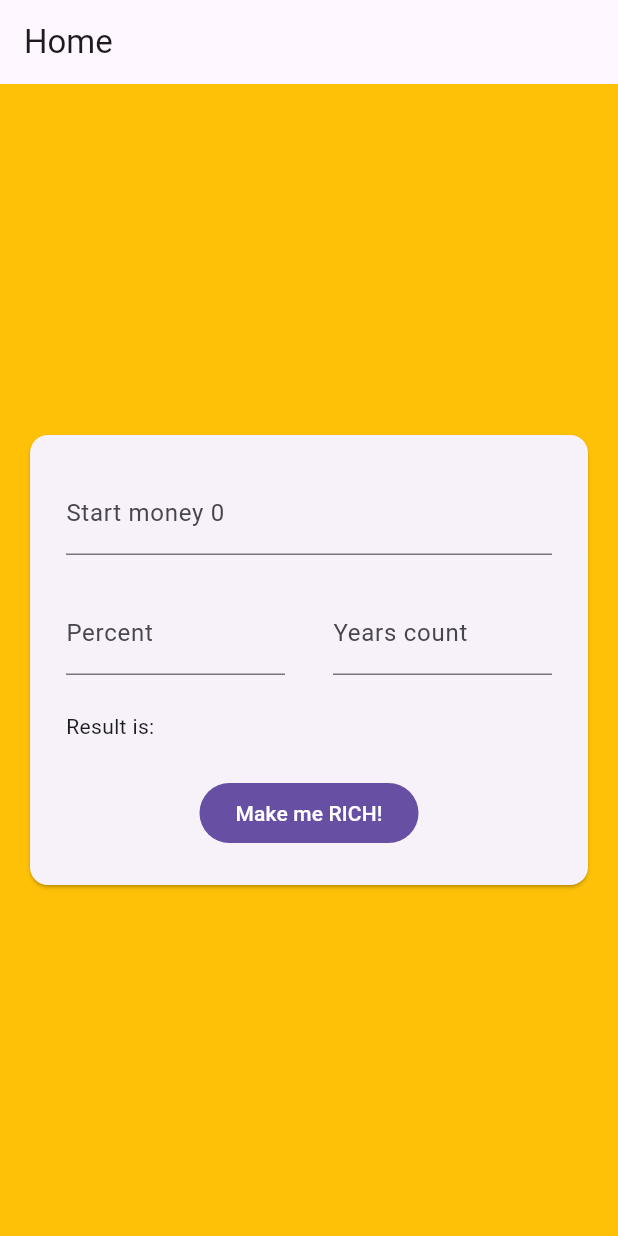
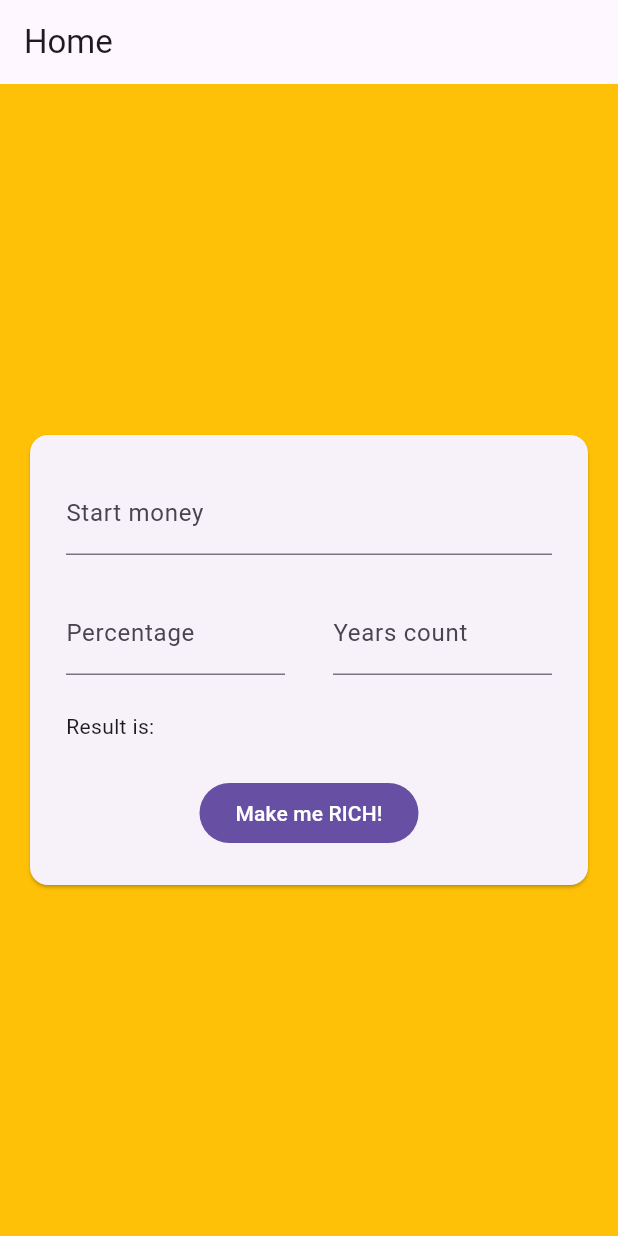
Before and after one commit to RomanAnchugov/RichCalculator, a Flutter app: the screen it shows after launch, on a phone screen of 412 x 824 dp. Run offline on Flutter 3.47's test engine with Material 3 defaults, Android fonts, the phone set to English and light mode, and no system bars; our stand-ins replace bloc, flutter_bloc, get_it.

Commit message:
Add Strings

```diff
--- a/lib/calculator/calculator.dart
+++ b/lib/calculator/calculator.dart
@@ -1,6 +1,8 @@
 import 'package:flutter/material.dart';
 import 'package:flutter_bloc/flutter_bloc.dart';
 import 'package:rich_calculator/calculator/bloc/calculator_cubit.dart';
+
+import '../strings/strings.dart';
 
 class Calculator extends StatelessWidget {
   const Calculator({super.key});
@@ -22,7 +24,7 @@ class Calculator extends StatelessWidget {
                   return TextField(
                     keyboardType: const TextInputType.numberWithOptions(),
                     decoration: InputDecoration(
-                      labelText: 'Start money $state',
+                      labelText: Strings.startMoney,
                     ),
                   );
                 },
@@ -36,7 +38,7 @@ class Calculator extends StatelessWidget {
                     child: TextField(
                       keyboardType: TextInputType.numberWithOptions(),
                       decoration: InputDecoration(
-                        labelText: 'Percent',
+                        labelText: Strings.percentage,
                       ),
                     ),
                   ),
@@ -48,7 +50,7 @@ class Calculator extends StatelessWidget {
                       keyboardType:
                           TextInputType.numberWithOptions(signed: true),
                       decoration: InputDecoration(
-                        labelText: 'Years count',
+                        labelText: Strings.yearsCount,
                       ),
                     ),
                   )
@@ -66,7 +68,7 @@ class Calculator extends StatelessWidget {
                   onPressed: () {
                     cubit.increment(1999);
                   },
-                  child: const Text("Make me RICH!"))
+                  child: const Text(Strings.calculatorAction))
             ],
           ),
         ),
--- /dev/null
+++ b/lib/strings/strings.dart
@@ -0,0 +1,6 @@
+final class Strings {
+  static const String startMoney = "Start money";
+  static const String percentage = "Percentage";
+  static const String yearsCount = "Years count";
+  static const String calculatorAction = "Make me RICH!";
+}
```
